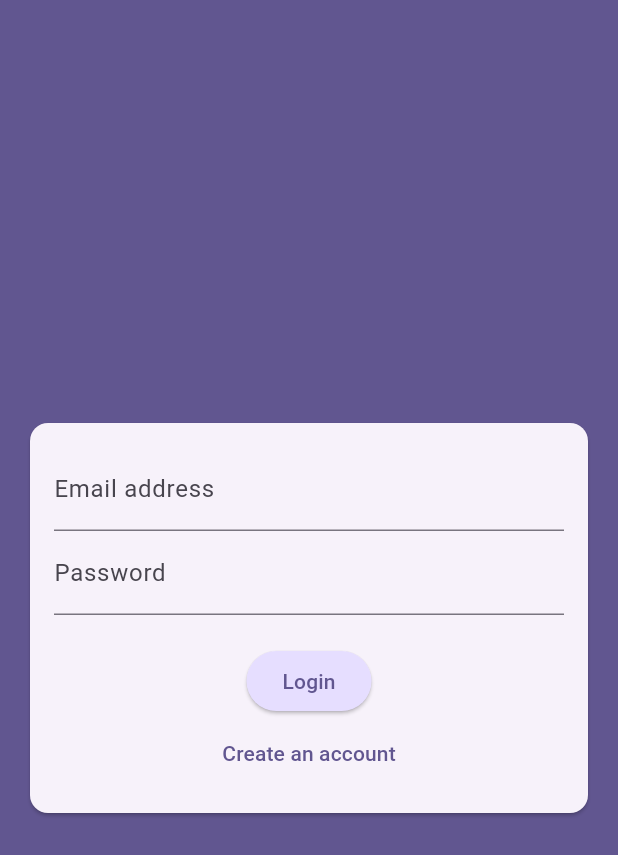
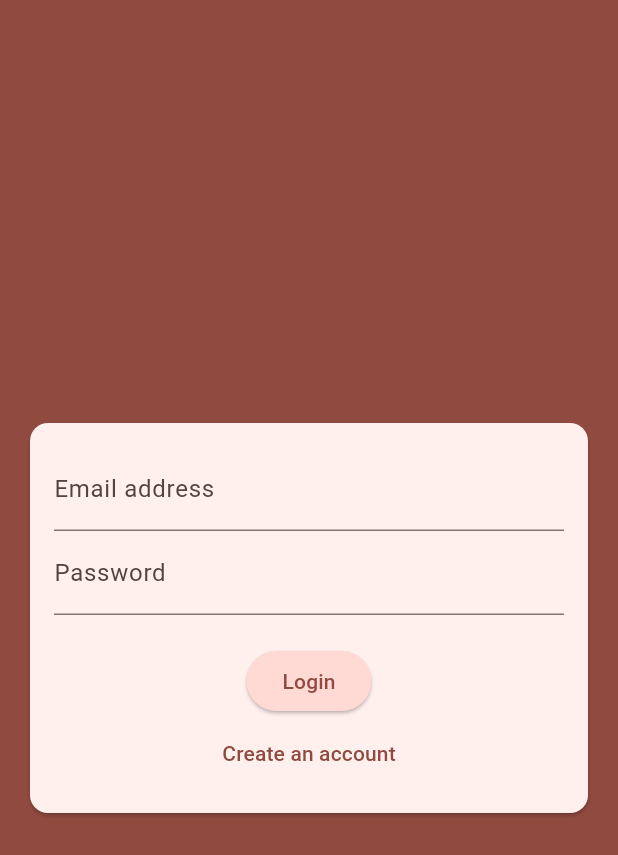
Before and after one commit to IsroilovA/ustudy-test-chat-app, a Flutter app: the screen it shows after launch, on a phone screen of 412 x 824 dp. Shown: the top 855 px of the screen. Run offline on Flutter 3.47's test engine with Material 3 defaults, Android fonts, the phone set to English and light mode, and no system bars; our stand-ins replace bloc, cloud_firestore, firebase_auth, firebase_core, flutter_bloc; accounts and stored records are empty; generated files the repository leaves out were written again.

Commit message:
minor color adjuistments

```diff
--- a/lib/chat/chat_screen.dart
+++ b/lib/chat/chat_screen.dart
@@ -16,7 +16,10 @@ class _ChatScreenState extends State<ChatScreen> {
   @override
   Widget build(BuildContext context) {
     return Scaffold(
+      backgroundColor: Theme.of(context).colorScheme.surfaceContainerHigh,
       appBar: AppBar(
+        backgroundColor: Theme.of(context).colorScheme.outlineVariant,
+        foregroundColor: Theme.of(context).colorScheme.onPrimaryContainer,
         title: const Text('UStudy test task'),
         centerTitle: true,
         actions: [
--- a/lib/main.dart
+++ b/lib/main.dart
@@ -25,7 +25,7 @@ class MyApp extends StatelessWidget {
       title: 'Ustudy test task',
       theme: ThemeData().copyWith(
           colorScheme: ColorScheme.fromSeed(
-              seedColor: const Color.fromARGB(255, 63, 17, 177))),
+              seedColor: const Color.fromARGB(255, 198, 5, 5))),
       home: StreamBuilder(
         stream: FirebaseAuth.instance.authStateChanges(),
         builder: (context, snapshot) {
```
